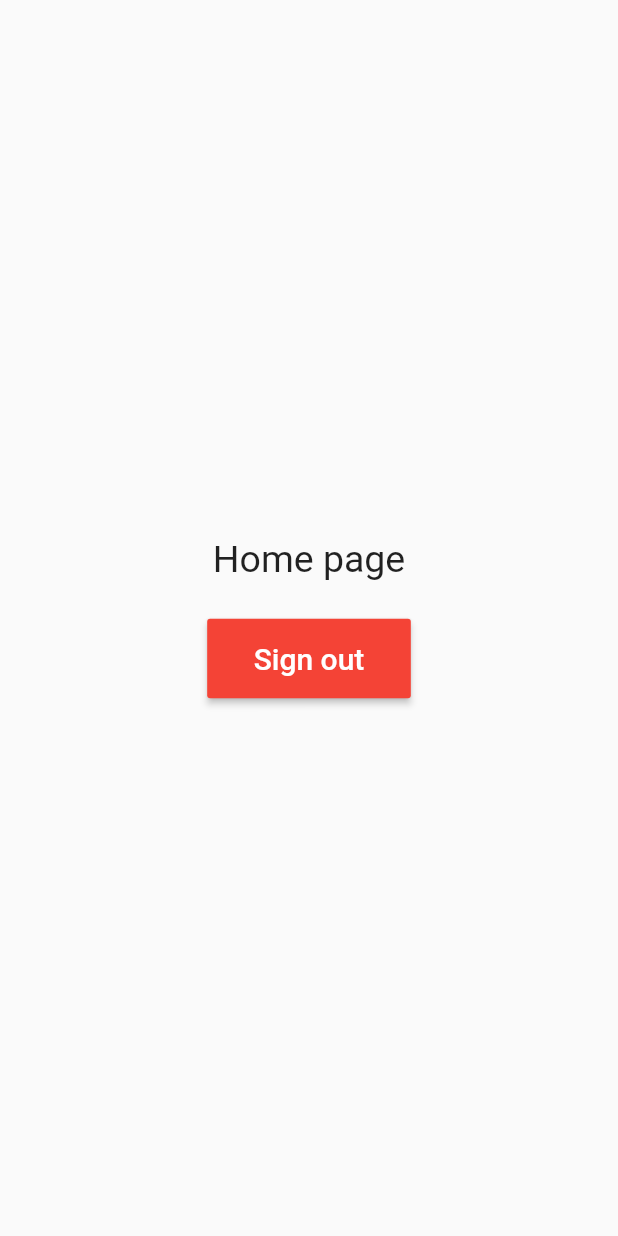
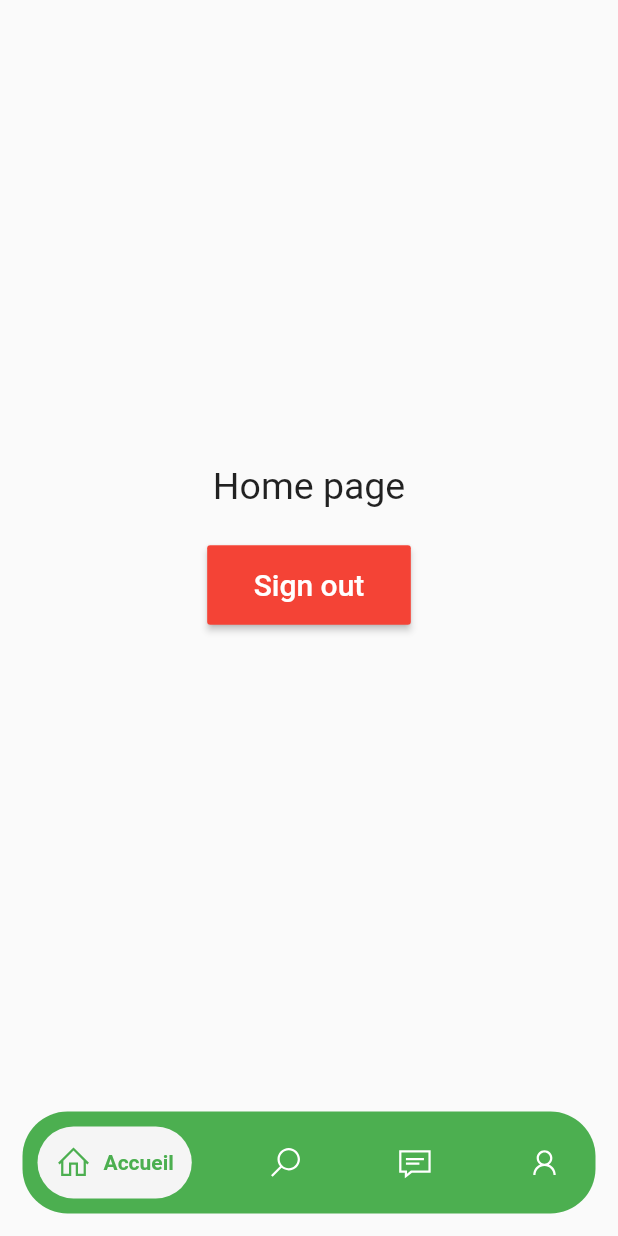
Before and after one commit to devsourcenathan/health_care, a Flutter app: the screen it shows after launch, after a tap on "Passer", after a tap on the "arrow circle right" icon, on a phone screen of 412 x 824 dp. Run offline on Flutter 3.47's test engine with Material 2 defaults, Android fonts, the phone set to English and light mode, and no system bars; drawn by our look-alikes of google_nav_bar; our stand-ins replace cloud_firestore, firebase_auth, firebase_core, line_icons, smooth_page_indicator; accounts and stored records are empty; network calls fail.

Commit message:
Add NavigationBottomBar and update global texts

```diff
--- a/lib/main.dart
+++ b/lib/main.dart
@@ -1,6 +1,5 @@
 import 'package:flutter/material.dart';
 import 'package:firebase_core/firebase_core.dart';
-import 'package:medical_project/screens/onboarding/test_screen.dart';
 import 'package:medical_project/utils/firebase_options.dart';
 import 'package:medical_project/screens/onboarding/onboarding_screen.dart';
 
--- a/lib/screens/auth/login_page.dart
+++ b/lib/screens/auth/login_page.dart
@@ -1,7 +1,7 @@
 import 'package:firebase_auth/firebase_auth.dart';
 import 'package:flutter/material.dart';
-import 'package:medical_project/screens/auth/signup_page.dart';
 import 'package:medical_project/utils/color.dart';
+import 'package:medical_project/utils/text.dart';
 import 'package:medical_project/widgets/my_button.dart';
 import 'package:medical_project/widgets/my_text_field.dart';
 import 'package:medical_project/widgets/square_tile.dart';
@@ -109,7 +109,7 @@ class _LoginPageState extends State<LoginPage> {
                 //welcome
 
                 Text(
-                  "Bienvenue, se connecter",
+                  loginMessageText,
                   style: TextStyle(
                     color: Colors.grey[700],
                     fontSize: 18,
@@ -122,7 +122,7 @@ class _LoginPageState extends State<LoginPage> {
 
                 MyTextField(
                   controller: usernameController,
-                  hintText: "Email",
+                  hintText: mailText,
                   obscureText: false,
                 ),
 
@@ -132,7 +132,7 @@ class _LoginPageState extends State<LoginPage> {
                 //password
                 MyTextField(
                   controller: passwordController,
-                  hintText: "Mot de passe",
+                  hintText: passwordText,
                   obscureText: true,
                 ),
 
@@ -145,9 +145,9 @@ class _LoginPageState extends State<LoginPage> {
                   padding: const EdgeInsets.symmetric(horizontal: 25.0),
                   child: Row(
                     mainAxisAlignment: MainAxisAlignment.end,
-                    children: [
-                      const Text(
-                        "Mot de passe oublié ?",
+                    children: const [
+                      Text(
+                        forgotText,
                         style: TextStyle(color: primary),
                       ),
                     ],
@@ -159,7 +159,7 @@ class _LoginPageState extends State<LoginPage> {
                 ),
 
                 //Sign in Button
-                MyButton(onTap: () => signUserIn(), text: "Se connecter"),
+                MyButton(onTap: () => signUserIn(), text: loginText),
 
                 const SizedBox(
                   height: 20,
@@ -179,7 +179,7 @@ class _LoginPageState extends State<LoginPage> {
                       Padding(
                         padding: const EdgeInsets.symmetric(horizontal: 10.0),
                         child: Text(
-                          "Ou continuer avec ",
+                          otherText,
                           style: TextStyle(
                             color: Colors.grey[700],
                           ),
@@ -220,7 +220,7 @@ class _LoginPageState extends State<LoginPage> {
                   mainAxisAlignment: MainAxisAlignment.center,
                   children: [
                     Text(
-                      "Pas encore inscrit ?",
+                      notAccountText,
                       style: TextStyle(color: Colors.grey[700]),
                     ),
                     const SizedBox(
@@ -229,7 +229,7 @@ class _LoginPageState extends State<LoginPage> {
                     GestureDetector(
                       onTap: widget.toggleScreen,
                       child: const Text(
-                        "S'inscrire maintenant",
+                        signUpNowText,
                         style: TextStyle(
                           color: primary,
                           fontWeight: FontWeight.bold,
--- a/lib/screens/home/home_page.dart
+++ b/lib/screens/home/home_page.dart
@@ -1,13 +1,22 @@
 import 'package:firebase_auth/firebase_auth.dart';
 import 'package:flutter/material.dart';
+import 'package:google_nav_bar/google_nav_bar.dart';
+import 'package:line_icons/line_icons.dart';
 import 'package:medical_project/utils/color.dart';
+import 'package:medical_project/widgets/MyBottomNavigationBar.dart';
 
-class HomePage extends StatelessWidget {
+class HomePage extends StatefulWidget {
   const HomePage({super.key});
 
   @override
+  State<HomePage> createState() => _HomePageState();
+}
+
+class _HomePageState extends State<HomePage> {
+  @override
   Widget build(BuildContext context) {
     return Scaffold(
+      bottomNavigationBar: const MyBottomNavigationBar(),
       body: Center(
         child: Column(
           mainAxisAlignment: MainAxisAlignment.center,
@@ -16,15 +25,16 @@ class HomePage extends StatelessWidget {
               'Home page',
               style: TextStyle(fontSize: 25),
             ),
-            SizedBox(
+            const SizedBox(
               height: 25,
             ),
             MaterialButton(
               onPressed: () {
                 FirebaseAuth.instance.signOut();
               },
-              child: Padding(
-                padding: const EdgeInsets.all(15.0),
+              color: primary_red,
+              child: const Padding(
+                padding: EdgeInsets.all(15.0),
                 child: Text(
                   'Sign out',
                   style: TextStyle(
@@ -33,7 +43,6 @@ class HomePage extends StatelessWidget {
                   ),
                 ),
               ),
-              color: primary_red,
             )
           ],
         ),
--- /dev/null
+++ b/lib/widgets/MyBottomNavigationBar.dart
@@ -0,0 +1,74 @@
+import 'package:flutter/material.dart';
+import 'package:google_nav_bar/google_nav_bar.dart';
+import 'package:line_icons/line_icons.dart';
+import 'package:medical_project/utils/color.dart';
+import 'package:medical_project/utils/text.dart';
+
+class MyBottomNavigationBar extends StatefulWidget {
+  // final Function onTap;
+  const MyBottomNavigationBar({super.key});
+
+  @override
+  State<MyBottomNavigationBar> createState() => _MyBottomNavigationBar();
+}
+
+class _MyBottomNavigationBar extends State<MyBottomNavigationBar> {
+  int _selectedIndex = 0;
+
+  void onTap(index) {
+    setState(() {
+      _selectedIndex = index;
+    });
+  }
+
+  @override
+  Widget build(BuildContext context) {
+    return Container(
+      margin: const EdgeInsets.all(15),
+      decoration: const BoxDecoration(
+        color: primary,
+        borderRadius: BorderRadius.all(
+          Radius.circular(30),
+        ),
+      ),
+      child: SafeArea(
+        child: Padding(
+          padding: const EdgeInsets.all(10),
+          child: GNav(
+            rippleColor: Colors.grey[300]!,
+            hoverColor: Colors.grey[100]!,
+            gap: 8,
+            activeColor: primary,
+            iconSize: 24,
+            padding: const EdgeInsets.all(12),
+            duration: const Duration(milliseconds: 500),
+            tabBackgroundColor: Colors.grey[100]!,
+            color: Colors.white,
+            tabs: const [
+              GButton(
+                icon: LineIcons.home,
+                text: home,
+              ),
+              GButton(
+                icon: LineIcons.search,
+                text: search,
+              ),
+              GButton(
+                icon: LineIcons.sms,
+                text: chat,
+              ),
+              GButton(
+                icon: LineIcons.user,
+                text: profile,
+              ),
+            ],
+            selectedIndex: _selectedIndex,
+            onTabChange: (index) {
+              onTap(index);
+            },
+          ),
+        ),
+      ),
+    );
+  }
+}
--- a/pubspec.yaml
+++ b/pubspec.yaml
@@ -40,6 +40,8 @@ dependencies:
   firebase_core: ^2.10.0
   firebase_auth: ^4.4.2
   cloud_firestore: ^4.5.3
+  google_nav_bar: ^5.0.6
+  line_icons: ^2.0.1
 
 dev_dependencies:
   flutter_test:
```
Also changed, not shown: lib/screens/auth/signup_page.dart (+9 -9 lines), lib/utils/text.dart (+23 -0 lines), pubspec.lock.
